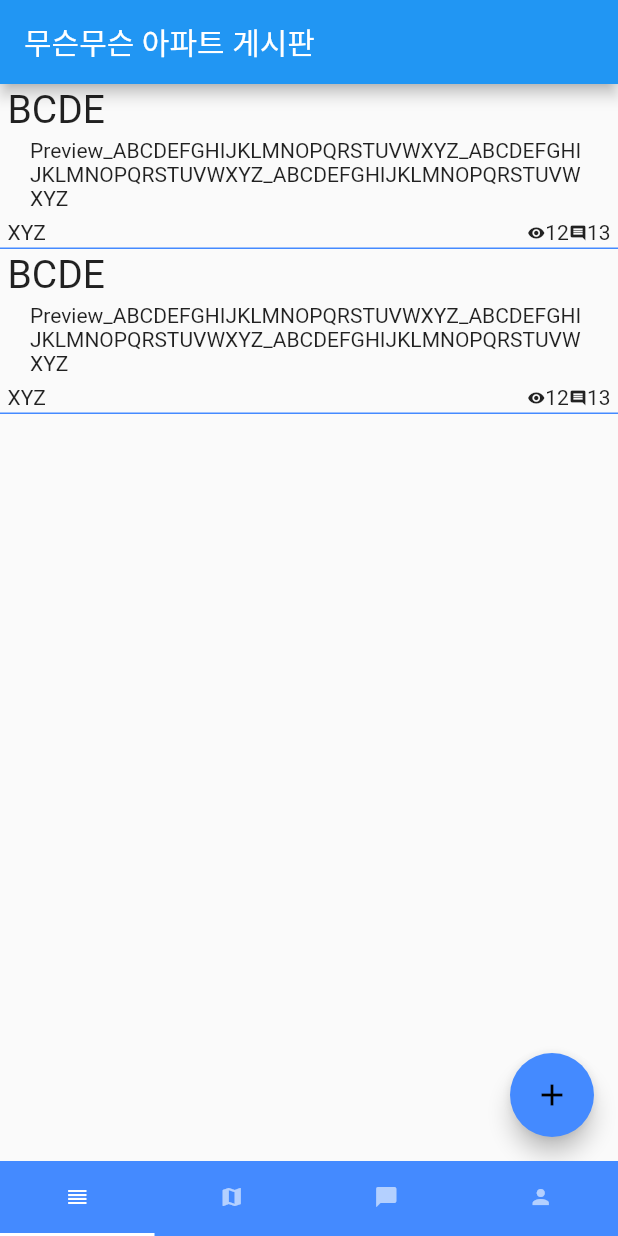
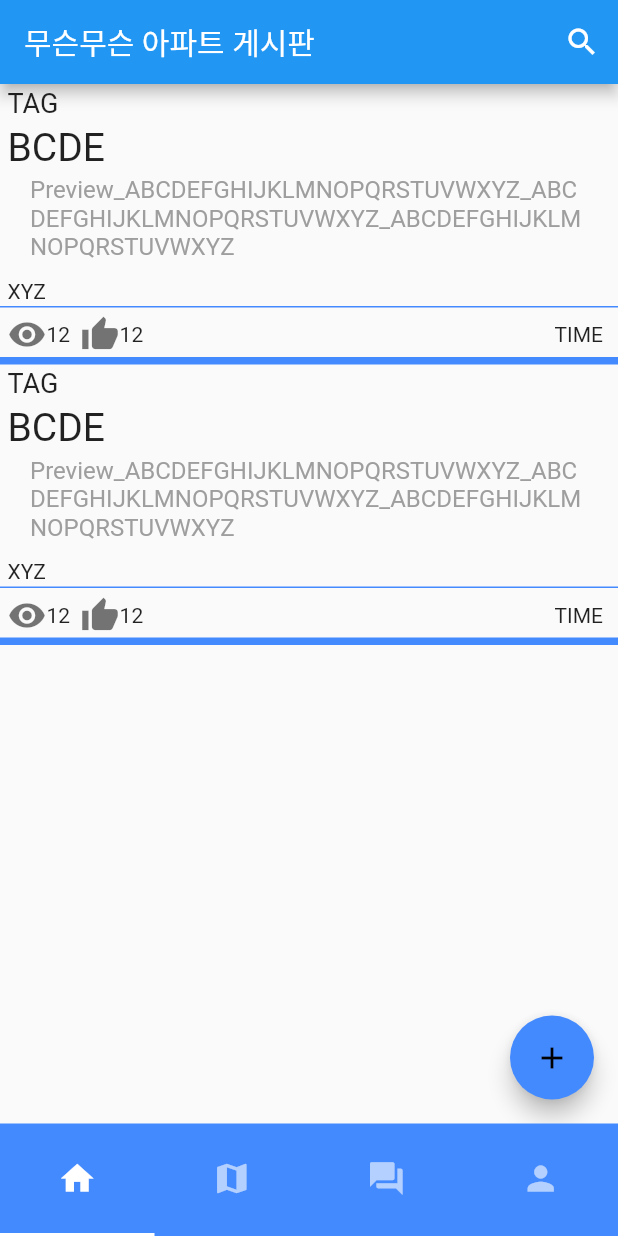
Before and after one commit to hugguggu/Apart_fore, a Flutter app: the screen it shows after launch, after a tap on "게시판 테스트 페이지 (삭제예정)", on a phone screen of 412 x 824 dp. Run offline on Flutter 3.47's test engine with Material 2 defaults, Android fonts, the phone set to English and light mode, and no system bars; our stand-ins replace firebase_auth, firebase_core, flutter_bloc, fluttertoast, freezed_annotation, get and 3 more; missing offline and left inert: kakao_flutter_sdk, kakao_flutter_sdk_user; accounts and stored records are empty; generated files the repository leaves out were written again.

Commit message:
바텀바 크기 변경, 서치 아이콘 추가. 리스트 UI 변경, 디버그 라벨 삭제

```diff
--- a/lib/board/screen/board_screen.dart
+++ b/lib/board/screen/board_screen.dart
@@ -1,9 +1,10 @@
-import 'dart:ui';
-
 import 'package:apart_forest/board/model/model_post.dart';
+import 'package:apart_forest/board/widget/search_bar.dart';
 import 'package:flutter/material.dart';
 
 class BoardScreen extends StatefulWidget {
+  final List<String> list = List.generate(10, (index) => "Text $index");
+
   _BoardScreenState createState() => _BoardScreenState();
 }
 
@@ -18,12 +19,20 @@ class _BoardScreenState extends State<BoardScreen> {
     return (Scaffold(
       appBar: AppBar(
         title: const Text('무슨무슨 아파트 게시판'),
+        actions: <Widget>[
+          IconButton(
+            icon: const Icon(Icons.search),
+            onPressed: () {
+              showSearch(context: context, delegate: Search(widget.list));
+            },
+          ),
+        ],
       ),
       body: Center(
         child: Column(
           crossAxisAlignment: CrossAxisAlignment.start,
           children: <Widget>[
-            Container(
+            SizedBox(
               height: MediaQuery.of(context).size.height,
               child: ListView(
                 scrollDirection: Axis.vertical,
@@ -72,8 +81,7 @@ List<Widget> makeArticleList() {
 
   for (var i = 0; i < posts.length; i++) {
     res.add(
-      Container(
-        child: Column(
+      Column(
         children: <Widget>[
           InkWell(
             onTap: () {
@@ -88,63 +96,89 @@ List<Widget> makeArticleList() {
               crossAxisAlignment: CrossAxisAlignment.start,
               children: <Widget>[
                 Container(
-                    padding: EdgeInsets.fromLTRB(5, 2, 5, 2),
+                  padding: const EdgeInsets.fromLTRB(5, 2, 5, 2),
+                  child: const Text(
+                    'TAG',
+                    style: TextStyle(
+                      fontSize: 18,
+                    ),
+                  ),
+                ),
+                Container(
+                  padding: const EdgeInsets.fromLTRB(5, 2, 5, 2),
                   child: Align(
                     alignment: Alignment.centerLeft,
                     child: Text(
                       posts[i].title,
-                        style: TextStyle(
+                      style: const TextStyle(
                         fontSize: 26,
                       ),
                     ),
                   ),
                 ),
                 Container(
-                    padding: EdgeInsets.fromLTRB(20, 2, 20, 2),
+                  padding: const EdgeInsets.fromLTRB(20, 2, 20, 2),
                   child: Align(
                     alignment: Alignment.centerLeft,
                     child: Text(
                       posts[i].bodyText,
-                        style: TextStyle(fontSize: 14),
+                      style: const TextStyle(fontSize: 16, color: Colors.grey),
                     ),
                   ),
                 ),
                 Container(
-                    padding: EdgeInsets.fromLTRB(5, 5, 5, 2),
+                  padding: EdgeInsets.fromLTRB(5, 10, 5, 2),
+                  child: Text(posts[i].writer),
+                ),
+                Container(
+                  height: 1.0,
+                  width: double.maxFinite,
+                  color: Colors.blueAccent,
+                ),
+                Container(
+                  padding: const EdgeInsets.fromLTRB(5, 5, 5, 2),
                   child: Row(
                     mainAxisAlignment: MainAxisAlignment.spaceBetween,
                     children: <Widget>[
+                      Row(
+                        mainAxisAlignment: MainAxisAlignment.end,
+                        children: <Widget>[
+                          const Icon(
+                            Icons.visibility,
+                            color: Colors.black54,
+                            size: 26,
+                          ),
+                          Text(
+                            posts[i].visit.toString(),
+                          ),
+                          const SizedBox(
+                            width: 7,
+                          ),
+                          const Icon(
+                            Icons.thumb_up,
+                            size: 26,
+                            color: Colors.black54,
+                          ),
+                          Text(
+                            posts[i].visit.toString(),
+                          ),
+                          // const Icon(
+                          //   Icons.comment,
+                          //   size: 26,
+                          // ),
+                          // Text(posts[i].viewer.toString()),
+                        ],
+                      ),
                       Container(
-                          child: Row(
-                            mainAxisAlignment: MainAxisAlignment.start,
-                            children: [
-                              Text(posts[i].writer),
+                        margin: EdgeInsets.fromLTRB(5, 0, 5, 0),
+                        child: Text('TIME'),
+                      )
                     ],
                   ),
                 ),
                 Container(
-                          child: Row(
-                            mainAxisAlignment: MainAxisAlignment.end,
-                            children: <Widget>[
-                              Icon(
-                                Icons.visibility,
-                                size: 12,
-                              ),
-                              Text(posts[i].visit.toString()),
-                              Icon(
-                                Icons.comment,
-                                size: 12,
-                              ),
-                              Text(posts[i].viewer.toString()),
-                            ],
-                          ),
-                        ),
-                      ],
-                    ),
-                  ),
-                  Container(
-                    height: 1.0,
-                    width: 500.0,
+                  height: 5.0,
+                  width: double.maxFinite,
                   color: Colors.blueAccent,
                 ),
               ],
@@ -152,7 +186,6 @@ List<Widget> makeArticleList() {
           ),
         ],
       ),
-      ),
     );
   }
 
--- a/lib/board/screen/main_screen.dart
+++ b/lib/board/screen/main_screen.dart
@@ -18,6 +18,7 @@ class _MainScreenState extends State<MainScreen> {
   @override
   Widget build(BuildContext context) {
     return MaterialApp(
+      debugShowCheckedModeBanner: false,
       theme: ThemeData(
         brightness: Brightness.light,
         primaryColor: Colors.blueAccent,
--- a/lib/board/widget/bottom_bar.dart
+++ b/lib/board/widget/bottom_bar.dart
@@ -7,34 +7,34 @@ class Bottom extends StatelessWidget {
     return Container(
       color: Colors.blueAccent,
       child: Container(
-        height: 50,
-        child: TabBar(
+        height: 75,
+        child: const TabBar(
           labelColor: Colors.white,
           unselectedLabelColor: Colors.white60,
           indicatorColor: Colors.white,
           tabs: <Widget>[
             Tab(
               icon: Icon(
-                Icons.reorder,
-                size: 16,
+                Icons.home,
+                size: 26,
               ),
             ),
             Tab(
               icon: Icon(
                 Icons.map,
-                size: 16,
+                size: 26,
               ),
             ),
             Tab(
               icon: Icon(
-                Icons.chat_bubble,
-                size: 16,
+                Icons.question_answer,
+                size: 26,
               ),
             ),
             Tab(
               icon: Icon(
                 Icons.person,
-                size: 16,
+                size: 26,
               ),
             ),
           ],
--- a/lib/main.dart
+++ b/lib/main.dart
@@ -1,7 +1,6 @@
 import 'dart:io';
 
 import 'package:apart_forest/board/screen/main_screen.dart';
-import 'package:apart_forest/board/widget/bottom_bar.dart';
 import 'package:apart_forest/injection.dart';
 import 'package:apart_forest/pages/sign_in/sign_in_page.dart';
 import 'package:apart_forest/pages/sign_up_afore/sign_up_afore_page.dart';
@@ -45,6 +44,7 @@ class MyApp extends StatelessWidget {
   @override
   Widget build(BuildContext context) {
     return GetMaterialApp(
+      debugShowCheckedModeBanner: false,
       title: 'Apart Private community',
       theme: ThemeData(
         primarySwatch: Colors.blue,
@@ -166,6 +166,7 @@ Future<http.Response> postSetNick(String nickname) async {
   //encode Map to JSON
   var body = json.encode(data);
 
+// TODO : post example
   var response = await http.post(url,
       headers: {"Content-Type": "application/json", "Cookie": g_cookie},
       body: body);
@@ -410,10 +411,11 @@ class StartPage extends StatelessWidget {
               */
               MaterialButton(
                 onPressed: () {
-                  Navigator.push(
-                    context,
-                    MaterialPageRoute(builder: (context) => MainScreen()),
-                  );
+                  //  로그인 페이지를 지우고 메인 화면으로 전환
+                  Navigator.pushAndRemoveUntil(
+                      context,
+                      MaterialPageRoute(builder: (context) => MainScreen()),
+                      (route) => false);
                   // return MaterialApp(home: MainScreen());
                 },
                 color: Color(0xff347af0),
```
Also changed, not shown: lib/board/widget/search_bar.dart (added, +82 -0 lines), 1 other file. Lines whose indentation alone changed are shown as unchanged.
